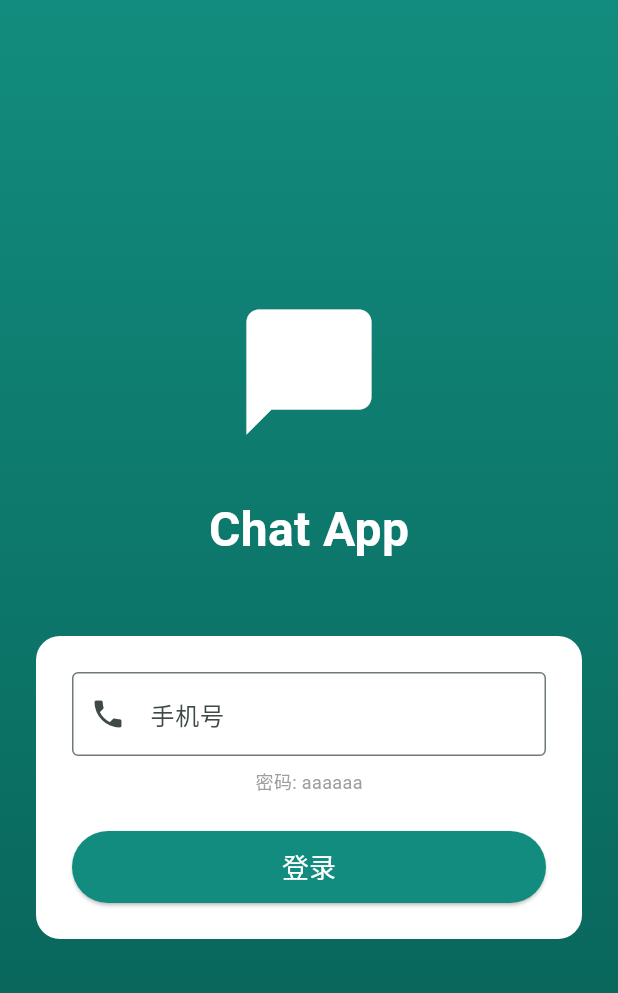
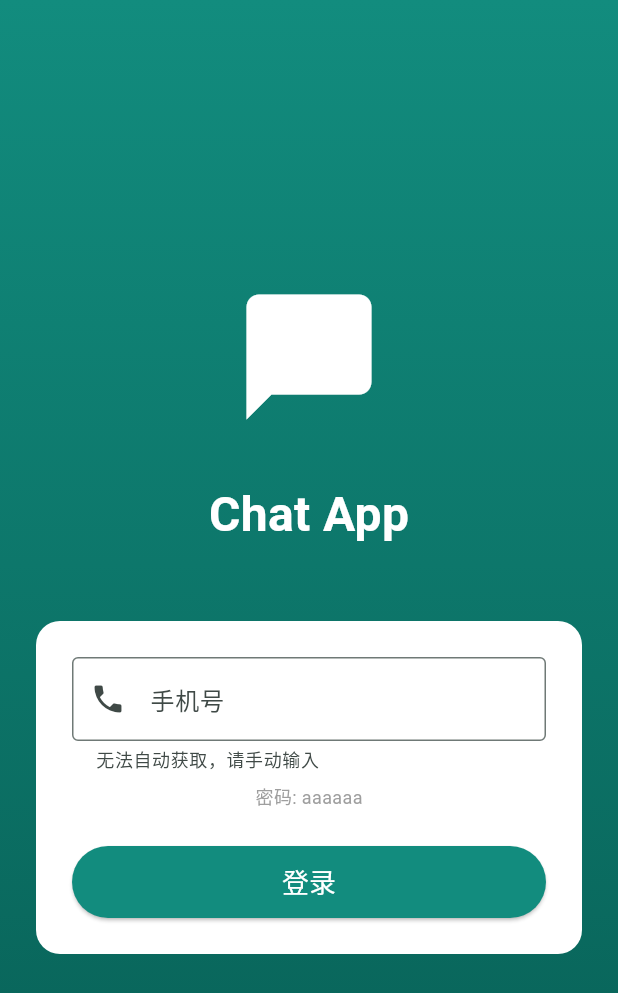
Before and after one commit to fuyooxufeng/chatAndroid, a Flutter app: the screen it shows after launch, on a phone screen of 412 x 824 dp. Shown: the top 993 px of the screen. Run offline on Flutter 3.47's test engine with Material 3 defaults, Android fonts, the phone set to English and light mode, and no system bars; our stand-ins replace contacts_service, permission_handler, shared_preferences; missing offline and left inert: sim_info.

Commit message:
Add: Auto phone number and contacts integration

```diff
--- a/flutter_client/lib/screens/login_screen.dart
+++ b/flutter_client/lib/screens/login_screen.dart
@@ -1,6 +1,7 @@
 import 'package:flutter/material.dart';
 import 'package:provider/provider.dart';
 import '../providers/chat_provider.dart';
+import '../services/contacts_service.dart';
 
 class LoginScreen extends StatefulWidget {
   const LoginScreen({super.key});
@@ -12,11 +13,39 @@ class LoginScreen extends StatefulWidget {
 class _LoginScreenState extends State<LoginScreen> {
   final _phoneController = TextEditingController();
   bool _isLoading = false;
+  bool _isGettingPhoneNumber = false;
+  String? _autoPhoneNumber;
+
+  @override
+  void initState() {
+    super.initState();
+    _tryGetPhoneNumber();
+  }
 
   @override
   void dispose() {
     _phoneController.dispose();
     super.dispose();
+  }
+
+  /// 尝试获取本机手机号
+  Future<void> _tryGetPhoneNumber() async {
+    setState(() => _isGettingPhoneNumber = true);
+
+    // 尝试获取手机号
+    String? phoneNumber = await ContactsHelper.getPhoneNumber();
+
+    if (phoneNumber != null && phoneNumber.isNotEmpty) {
+      setState(() {
+        _autoPhoneNumber = phoneNumber;
+        _phoneController.text = phoneNumber;
+      });
+    }
+
+    // 同时加载通讯录
+    await ContactsHelper.loadContacts();
+
+    setState(() => _isGettingPhoneNumber = false);
   }
 
   void _login() async {
@@ -79,10 +108,28 @@ class _LoginScreenState extends State<LoginScreen> {
                       TextField(
                         controller: _phoneController,
                         keyboardType: TextInputType.phone,
-                        decoration: const InputDecoration(
+                        decoration: InputDecoration(
                           labelText: '手机号',
-                          prefixIcon: Icon(Icons.phone),
-                          border: OutlineInputBorder(),
+                          prefixIcon: const Icon(Icons.phone),
+                          border: const OutlineInputBorder(),
+                          suffixIcon: _isGettingPhoneNumber
+                              ? const SizedBox(
+                                  width: 20,
+                                  height: 20,
+                                  child: Padding(
+                                    padding: EdgeInsets.all(8.0),
+                                    child: CircularProgressIndicator(
+                                      strokeWidth: 2,
+                                    ),
+                                  ),
+                                )
+                              : _autoPhoneNumber != null
+                                  ? const Icon(Icons.check_circle,
+                                      color: Colors.green)
+                                  : null,
+                          helperText: _autoPhoneNumber != null
+                              ? '已自动获取本机号码'
+                              : '无法自动获取，请手动输入',
                         ),
                       ),
                       const SizedBox(height: 8),
@@ -104,7 +151,8 @@ class _LoginScreenState extends State<LoginScreen> {
                             foregroundColor: Colors.white,
                           ),
                           child: _isLoading
-                              ? const CircularProgressIndicator(color: Colors.white)
+                              ? const CircularProgressIndicator(
+                                  color: Colors.white)
                               : const Text(
                                   '登录',
                                   style: TextStyle(fontSize: 18),
--- /dev/null
+++ b/flutter_client/lib/services/contacts_service.dart
@@ -0,0 +1,98 @@
+import 'dart:async';
+import 'package:contacts_service/contacts_service.dart';
+import 'package:permission_handler/permission_handler.dart';
+import 'package:sim_info/sim_info.dart';
+
+class ContactsHelper {
+  // 缓存通讯录数据
+  static Map<String, String> _contactsCache = {};
+
+  /// 获取本机手机号
+  static Future<String?> getPhoneNumber() async {
+    try {
+      // 请求电话权限
+      var status = await Permission.phone.request();
+      if (status.isGranted) {
+        String? phoneNumber = await SimInfo.getPhoneNumber;
+        // 清理手机号（去掉空格、横线等）
+        if (phoneNumber != null && phoneNumber.isNotEmpty) {
+          phoneNumber = _cleanPhoneNumber(phoneNumber);
+          return phoneNumber;
+        }
+      }
+    } catch (e) {
+      print('获取手机号失败: $e');
+    }
+    return null;
+  }
+
+  /// 清理手机号格式
+  static String _cleanPhoneNumber(String phone) {
+    // 去掉所有非数字字符
+    return phone.replaceAll(RegExp(r'[^\d]'), '');
+  }
+
+  /// 请求通讯录权限
+  static Future<bool> requestContactsPermission() async {
+    var status = await Permission.contacts.request();
+    return status.isGranted;
+  }
+
+  /// 加载通讯录
+  static Future<void> loadContacts() async {
+    try {
+      // 检查权限
+      bool hasPermission = await requestContactsPermission();
+      if (!hasPermission) {
+        print('没有通讯录权限');
+        return;
+      }
+
+      // 获取所有联系人
+      Iterable<Contact> contacts = await ContactsService.getContacts();
+
+      // 清空缓存
+      _contactsCache.clear();
+
+      // 解析联系人
+      for (Contact contact in contacts) {
+        if (contact.phones != null && contact.phones!.isNotEmpty) {
+          String name = contact.displayName ?? contact.givenName ?? '未知';
+
+          for (Item phone in contact.phones!) {
+            if (phone.value != null) {
+              String cleanNumber = _cleanPhoneNumber(phone.value!);
+              if (cleanNumber.isNotEmpty) {
+                _contactsCache[cleanNumber] = name;
+              }
+            }
+          }
+        }
+      }
+
+      print('通讯录加载完成，共 ${_contactsCache.length} 条记录');
+    } catch (e) {
+      print('加载通讯录失败: $e');
+    }
+  }
+
+  /// 根据手机号获取联系人名称
+  static String getContactName(String phoneNumber) {
+    String cleanNumber = _cleanPhoneNumber(phoneNumber);
+    return _contactsCache[cleanNumber] ?? phoneNumber;
+  }
+
+  /// 检查手机号是否在通讯录中
+  static bool isInContacts(String phoneNumber) {
+    String cleanNumber = _cleanPhoneNumber(phoneNumber);
+    return _contactsCache.containsKey(cleanNumber);
+  }
+
+  /// 获取通讯录缓存
+  static Map<String, String> get contactsCache => _contactsCache;
+
+  /// 刷新通讯录
+  static Future<void> refreshContacts() async {
+    await loadContacts();
+  }
+}
--- a/flutter_client/pubspec.yaml
+++ b/flutter_client/pubspec.yaml
@@ -16,6 +16,9 @@ dependencies:
   shared_preferences: ^2.2.2
   intl: ^0.19.0
   cupertino_icons: ^1.0.6
+  permission_handler: ^11.3.0
+  contacts_service: ^0.6.3
+  sim_info: ^0.1.4
 
 dev_dependencies:
   flutter_test:
```
Also changed, not shown: flutter_client/lib/screens/chat_screen.dart (+43 -9 lines), flutter_client/lib/screens/home_screen.dart (+46 -8 lines), 2 other files.
